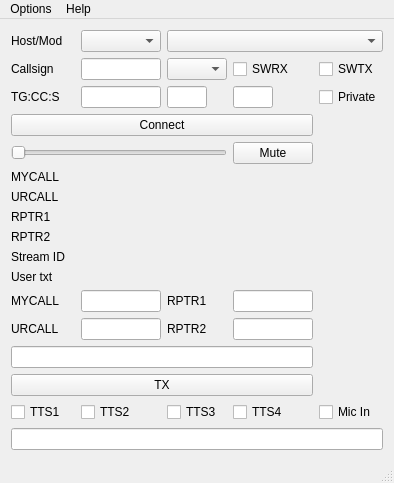
Above: dudestar.ui from ea5gvk/dudestar before the change. Below: the same form after it.
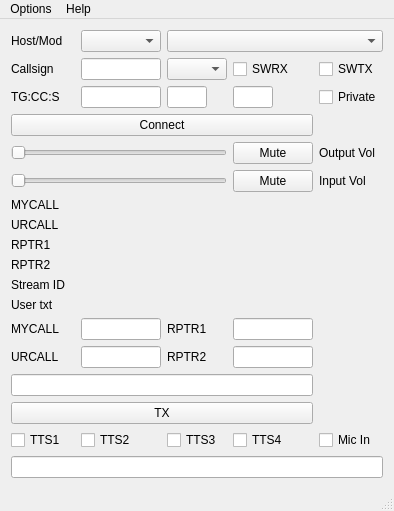
That is the form after the change. Icons and pictures are not drawn.

Commit message: Add input volume controls, P25 protocol terminator, detect more FTDI devices for AMBE

```diff
--- a/dudestar.ui
+++ b/dudestar.ui
@@ -7,7 +7,7 @@
     <x>0</x>
     <y>0</y>
     <width>394</width>
-    <height>451</height>
+    <height>465</height>
    </rect>
   </property>
   <property name="windowTitle">
@@ -19,8 +19,21 @@
   </property>
   <widget class="QWidget" name="centralWidget">
    <layout class="QGridLayout" name="gridLayout_2">
-    <item row="2" column="0">
-     <widget class="QLabel" name="label_callsign">
+    <item row="11" column="1" colspan="2">
+     <widget class="QLabel" name="streamid">
+      <property name="sizePolicy">
+       <sizepolicy hsizetype="Preferred" vsizetype="Fixed">
+        <horstretch>0</horstretch>
+        <verstretch>0</verstretch>
+       </sizepolicy>
+      </property>
+      <property name="text">
+       <string/>
+      </property>
+     </widget>
+    </item>
+    <item row="15" column="3">
+     <widget class="QLineEdit" name="rptr2Edit">
       <property name="sizePolicy">
        <sizepolicy hsizetype="Preferred" vsizetype="Fixed">
         <horstretch>0</horstretch>
@@ -33,9 +46,6 @@
         <height>16777215</height>
        </size>
       </property>
-      <property name="text">
-       <string>Callsign</string>
-      </property>
      </widget>
     </item>
     <item row="3" column="3">
@@ -48,231 +58,8 @@
       </property>
      </widget>
     </item>
-    <item row="4" column="0" colspan="4">
-     <widget class="QPushButton" name="connectButton">
-      <property name="sizePolicy">
-       <sizepolicy hsizetype="Preferred" vsizetype="Fixed">
-        <horstretch>0</horstretch>
-        <verstretch>0</verstretch>
-       </sizepolicy>
-      </property>
-      <property name="text">
-       <string>Connect</string>
-      </property>
-     </widget>
-    </item>
-    <item row="0" column="2" colspan="3">
-     <widget class="QComboBox" name="hostCombo">
-      <property name="sizePolicy">
-       <sizepolicy hsizetype="Preferred" vsizetype="Fixed">
-        <horstretch>0</horstretch>
-        <verstretch>0</verstretch>
-       </sizepolicy>
-      </property>
-     </widget>
-    </item>
-    <item row="3" column="2">
-     <widget class="QLineEdit" name="dmrccEdit">
-      <property name="sizePolicy">
-       <sizepolicy hsizetype="Preferred" vsizetype="Fixed">
-        <horstretch>0</horstretch>
-        <verstretch>0</verstretch>
-       </sizepolicy>
-      </property>
-      <property name="maximumSize">
-       <size>
-        <width>40</width>
-        <height>16777215</height>
-       </size>
-      </property>
-     </widget>
-    </item>
-    <item row="12" column="0">
-     <widget class="QLabel" name="label_mycall">
-      <property name="sizePolicy">
-       <sizepolicy hsizetype="Preferred" vsizetype="Fixed">
-        <horstretch>0</horstretch>
-        <verstretch>0</verstretch>
-       </sizepolicy>
-      </property>
-      <property name="maximumSize">
-       <size>
-        <width>80</width>
-        <height>16777215</height>
-       </size>
-      </property>
-      <property name="text">
-       <string>MYCALL</string>
-      </property>
-     </widget>
-    </item>
-    <item row="2" column="2">
-     <widget class="QComboBox" name="comboMod">
-      <property name="sizePolicy">
-       <sizepolicy hsizetype="Preferred" vsizetype="Fixed">
-        <horstretch>0</horstretch>
-        <verstretch>0</verstretch>
-       </sizepolicy>
-      </property>
-      <property name="maximumSize">
-       <size>
-        <width>60</width>
-        <height>16777215</height>
-       </size>
-      </property>
-     </widget>
-    </item>
-    <item row="17" column="3">
-     <widget class="QCheckBox" name="checkBoxSlt">
-      <property name="text">
-       <string>TTS4</string>
-      </property>
-     </widget>
-    </item>
-    <item row="17" column="2">
-     <widget class="QCheckBox" name="checkBoxAwb">
-      <property name="text">
-       <string>TTS3</string>
-      </property>
-     </widget>
-    </item>
-    <item row="3" column="1">
-     <widget class="QLineEdit" name="dmrtgEdit">
-      <property name="sizePolicy">
-       <sizepolicy hsizetype="Preferred" vsizetype="Fixed">
-        <horstretch>0</horstretch>
-        <verstretch>0</verstretch>
-       </sizepolicy>
-      </property>
-      <property name="maximumSize">
-       <size>
-        <width>80</width>
-        <height>16777215</height>
-       </size>
-      </property>
-     </widget>
-    </item>
-    <item row="3" column="0">
-     <widget class="QLabel" name="label_8">
-      <property name="sizePolicy">
-       <sizepolicy hsizetype="Preferred" vsizetype="Fixed">
-        <horstretch>0</horstretch>
-        <verstretch>0</verstretch>
-       </sizepolicy>
-      </property>
-      <property name="maximumSize">
-       <size>
-        <width>80</width>
-        <height>16777215</height>
-       </size>
-      </property>
-      <property name="text">
-       <string>TG:CC:S</string>
-      </property>
-     </widget>
-    </item>
-    <item row="9" column="0">
-     <widget class="QLabel" name="label_4">
-      <property name="sizePolicy">
-       <sizepolicy hsizetype="Preferred" vsizetype="Fixed">
-        <horstretch>0</horstretch>
-        <verstretch>0</verstretch>
-       </sizepolicy>
-      </property>
-      <property name="maximumSize">
-       <size>
-        <width>80</width>
-        <height>16777215</height>
-       </size>
-      </property>
-      <property name="text">
-       <string>RPTR2</string>
-      </property>
-     </widget>
-    </item>
-    <item row="3" column="4">
-     <widget class="QCheckBox" name="checkBoxDMRPC">
-      <property name="text">
-       <string>Private</string>
-      </property>
-     </widget>
-    </item>
-    <item row="17" column="1">
-     <widget class="QCheckBox" name="checkBoxRms">
-      <property name="text">
-       <string>TTS2</string>
-      </property>
-     </widget>
-    </item>
-    <item row="12" column="1">
-     <widget class="QLineEdit" name="mycallEdit">
-      <property name="sizePolicy">
-       <sizepolicy hsizetype="Preferred" vsizetype="Fixed">
-        <horstretch>0</horstretch>
-        <verstretch>0</verstretch>
-       </sizepolicy>
-      </property>
-      <property name="maximumSize">
-       <size>
-        <width>80</width>
-        <height>16777215</height>
-       </size>
-      </property>
-     </widget>
-    </item>
-    <item row="12" column="3">
-     <widget class="QLineEdit" name="rptr1Edit">
-      <property name="sizePolicy">
-       <sizepolicy hsizetype="Preferred" vsizetype="Fixed">
-        <horstretch>0</horstretch>
-        <verstretch>0</verstretch>
-       </sizepolicy>
-      </property>
-      <property name="maximumSize">
-       <size>
-        <width>80</width>
-        <height>16777215</height>
-       </size>
-      </property>
-     </widget>
-    </item>
-    <item row="2" column="1">
-     <widget class="QLineEdit" name="callsignEdit">
-      <property name="sizePolicy">
-       <sizepolicy hsizetype="Preferred" vsizetype="Fixed">
-        <horstretch>0</horstretch>
-        <verstretch>0</verstretch>
-       </sizepolicy>
-      </property>
-      <property name="maximumSize">
-       <size>
-        <width>80</width>
-        <height>16777215</height>
-       </size>
-      </property>
-     </widget>
-    </item>
-    <item row="7" column="0">
-     <widget class="QLabel" name="label_2">
-      <property name="sizePolicy">
-       <sizepolicy hsizetype="Preferred" vsizetype="Fixed">
-        <horstretch>0</horstretch>
-        <verstretch>0</verstretch>
-       </sizepolicy>
-      </property>
-      <property name="maximumSize">
-       <size>
-        <width>80</width>
-        <height>16777215</height>
-       </size>
-      </property>
-      <property name="text">
-       <string>URCALL</string>
-      </property>
-     </widget>
-    </item>
-    <item row="8" column="1" colspan="2">
-     <widget class="QLabel" name="rptr1">
+    <item row="12" column="1" colspan="2">
+     <widget class="QLabel" name="usertxt">
       <property name="sizePolicy">
        <sizepolicy hsizetype="Preferred" vsizetype="Fixed">
         <horstretch>0</horstretch>
@@ -284,76 +71,6 @@
       </property>
      </widget>
     </item>
-    <item row="6" column="0">
-     <widget class="QLabel" name="label_1">
-      <property name="sizePolicy">
-       <sizepolicy hsizetype="Preferred" vsizetype="Fixed">
-        <horstretch>0</horstretch>
-        <verstretch>0</verstretch>
-       </sizepolicy>
-      </property>
-      <property name="maximumSize">
-       <size>
-        <width>80</width>
-        <height>16777215</height>
-       </size>
-      </property>
-      <property name="text">
-       <string>MYCALL</string>
-      </property>
-     </widget>
-    </item>
-    <item row="14" column="3">
-     <widget class="QLineEdit" name="rptr2Edit">
-      <property name="sizePolicy">
-       <sizepolicy hsizetype="Preferred" vsizetype="Fixed">
-        <horstretch>0</horstretch>
-        <verstretch>0</verstretch>
-       </sizepolicy>
-      </property>
-      <property name="maximumSize">
-       <size>
-        <width>80</width>
-        <height>16777215</height>
-       </size>
-      </property>
-     </widget>
-    </item>
-    <item row="8" column="0">
-     <widget class="QLabel" name="label_3">
-      <property name="sizePolicy">
-       <sizepolicy hsizetype="Preferred" vsizetype="Fixed">
-        <horstretch>0</horstretch>
-        <verstretch>0</verstretch>
-       </sizepolicy>
-      </property>
-      <property name="maximumSize">
-       <size>
-        <width>80</width>
-        <height>16777215</height>
-       </size>
-      </property>
-      <property name="text">
-       <string>RPTR1</string>
-      </property>
-     </widget>
-    </item>
-    <item row="14" column="1">
-     <widget class="QLineEdit" name="urcallEdit">
-      <property name="sizePolicy">
-       <sizepolicy hsizetype="Preferred" vsizetype="Fixed">
-        <horstretch>0</horstretch>
-        <verstretch>0</verstretch>
-       </sizepolicy>
-      </property>
-      <property name="maximumSize">
-       <size>
-        <width>80</width>
-        <height>16777215</height>
-       </size>
-      </property>
-     </widget>
-    </item>
     <item row="2" column="4">
      <widget class="QCheckBox" name="checkBoxSWTX">
       <property name="sizePolicy">
@@ -367,33 +84,59 @@
       </property>
      </widget>
     </item>
-    <item row="6" column="1" colspan="2">
-     <widget class="QLabel" name="mycall">
+    <item row="3" column="1">
+     <widget class="QLineEdit" name="dmrtgEdit">
       <property name="sizePolicy">
        <sizepolicy hsizetype="Preferred" vsizetype="Fixed">
         <horstretch>0</horstretch>
         <verstretch>0</verstretch>
        </sizepolicy>
       </property>
-      <property name="text">
-       <string/>
+      <property name="maximumSize">
+       <size>
+        <width>80</width>
+        <height>16777215</height>
+       </size>
       </property>
      </widget>
     </item>
-    <item row="10" column="1" colspan="2">
-     <widget class="QLabel" name="streamid">
-      <property name="sizePolicy">
-       <sizepolicy hsizetype="Preferred" vsizetype="Fixed">
-        <horstretch>0</horstretch>
-        <verstretch>0</verstretch>
-       </sizepolicy>
-      </property>
+    <item row="18" column="0">
+     <widget class="QCheckBox" name="checkBoxKal">
       <property name="text">
-       <string/>
+       <string>TTS1</string>
       </property>
      </widget>
     </item>
     <item row="7" column="1" colspan="2">
+     <widget class="QLabel" name="mycall">
+      <property name="sizePolicy">
+       <sizepolicy hsizetype="Preferred" vsizetype="Fixed">
+        <horstretch>0</horstretch>
+        <verstretch>0</verstretch>
+       </sizepolicy>
+      </property>
+      <property name="text">
+       <string/>
+      </property>
+     </widget>
+    </item>
+    <item row="2" column="2">
+     <widget class="QComboBox" name="comboMod">
+      <property name="sizePolicy">
+       <sizepolicy hsizetype="Preferred" vsizetype="Fixed">
+        <horstretch>0</horstretch>
+        <verstretch>0</verstretch>
+       </sizepolicy>
+      </property>
+      <property name="maximumSize">
+       <size>
+        <width>60</width>
+        <height>16777215</height>
+       </size>
+      </property>
+     </widget>
+    </item>
+    <item row="8" column="1" colspan="2">
      <widget class="QLabel" name="urcall">
       <property name="sizePolicy">
        <sizepolicy hsizetype="Preferred" vsizetype="Fixed">
@@ -406,13 +149,6 @@
       </property>
      </widget>
     </item>
-    <item row="5" column="3">
-     <widget class="QPushButton" name="muteButton">
-      <property name="text">
-       <string>Mute</string>
-      </property>
-     </widget>
-    </item>
     <item row="0" column="1">
      <widget class="QComboBox" name="modeCombo">
       <property name="sizePolicy">
@@ -429,8 +165,136 @@
       </property>
      </widget>
     </item>
+    <item row="16" column="0" colspan="4">
+     <widget class="QLineEdit" name="usertxtEdit">
+      <property name="sizePolicy">
+       <sizepolicy hsizetype="Preferred" vsizetype="Fixed">
+        <horstretch>0</horstretch>
+        <verstretch>0</verstretch>
+       </sizepolicy>
+      </property>
+     </widget>
+    </item>
+    <item row="8" column="0">
+     <widget class="QLabel" name="label_2">
+      <property name="sizePolicy">
+       <sizepolicy hsizetype="Preferred" vsizetype="Fixed">
+        <horstretch>0</horstretch>
+        <verstretch>0</verstretch>
+       </sizepolicy>
+      </property>
+      <property name="maximumSize">
+       <size>
+        <width>80</width>
+        <height>16777215</height>
+       </size>
+      </property>
+      <property name="text">
+       <string>URCALL</string>
+      </property>
+     </widget>
+    </item>
+    <item row="17" column="0" colspan="4">
+     <widget class="QPushButton" name="txButton">
+      <property name="sizePolicy">
+       <sizepolicy hsizetype="Expanding" vsizetype="Fixed">
+        <horstretch>0</horstretch>
+        <verstretch>0</verstretch>
+       </sizepolicy>
+      </property>
+      <property name="maximumSize">
+       <size>
+        <width>600</width>
+        <height>16777215</height>
+       </size>
+      </property>
+      <property name="text">
+       <string>TX</string>
+      </property>
+     </widget>
+    </item>
+    <item row="18" column="3">
+     <widget class="QCheckBox" name="checkBoxSlt">
+      <property name="text">
+       <string>TTS4</string>
+      </property>
+     </widget>
+    </item>
+    <item row="2" column="1">
+     <widget class="QLineEdit" name="callsignEdit">
+      <property name="sizePolicy">
+       <sizepolicy hsizetype="Preferred" vsizetype="Fixed">
+        <horstretch>0</horstretch>
+        <verstretch>0</verstretch>
+       </sizepolicy>
+      </property>
+      <property name="maximumSize">
+       <size>
+        <width>80</width>
+        <height>16777215</height>
+       </size>
+      </property>
+     </widget>
+    </item>
+    <item row="2" column="0">
+     <widget class="QLabel" name="label_callsign">
+      <property name="sizePolicy">
+       <sizepolicy hsizetype="Preferred" vsizetype="Fixed">
+        <horstretch>0</horstretch>
+        <verstretch>0</verstretch>
+       </sizepolicy>
+      </property>
+      <property name="maximumSize">
+       <size>
+        <width>80</width>
+        <height>16777215</height>
+       </size>
+      </property>
+      <property name="text">
+       <string>Callsign</string>
+      </property>
+     </widget>
+    </item>
+    <item row="15" column="2">
+     <widget class="QLabel" name="label_rptr2">
+      <property name="sizePolicy">
+       <sizepolicy hsizetype="Preferred" vsizetype="Fixed">
+        <horstretch>0</horstretch>
+        <verstretch>0</verstretch>
+       </sizepolicy>
+      </property>
+      <property name="maximumSize">
+       <size>
+        <width>80</width>
+        <height>16777215</height>
+       </size>
+      </property>
+      <property name="text">
+       <string>RPTR2</string>
+      </property>
+     </widget>
+    </item>
+    <item row="13" column="0">
+     <widget class="QLabel" name="label_mycall">
+      <property name="sizePolicy">
+       <sizepolicy hsizetype="Preferred" vsizetype="Fixed">
+        <horstretch>0</horstretch>
+        <verstretch>0</verstretch>
+       </sizepolicy>
+      </property>
+      <property name="maximumSize">
+       <size>
+        <width>80</width>
+        <height>16777215</height>
+       </size>
+      </property>
+      <property name="text">
+       <string>MYCALL</string>
+      </property>
+     </widget>
+    </item>
     <item row="9" column="1" colspan="2">
-     <widget class="QLabel" name="rptr2">
+     <widget class="QLabel" name="rptr1">
       <property name="sizePolicy">
        <sizepolicy hsizetype="Preferred" vsizetype="Fixed">
         <horstretch>0</horstretch>
@@ -442,26 +306,7 @@
       </property>
      </widget>
     </item>
-    <item row="14" column="0">
-     <widget class="QLabel" name="label_urcall">
-      <property name="sizePolicy">
-       <sizepolicy hsizetype="Preferred" vsizetype="Fixed">
-        <horstretch>0</horstretch>
-        <verstretch>0</verstretch>
-       </sizepolicy>
-      </property>
-      <property name="maximumSize">
-       <size>
-        <width>80</width>
-        <height>16777215</height>
-       </size>
-      </property>
-      <property name="text">
-       <string>URCALL</string>
-      </property>
-     </widget>
-    </item>
-    <item row="18" column="0" colspan="5">
+    <item row="19" column="0" colspan="5">
      <widget class="QLineEdit" name="TTSEdit">
       <property name="sizePolicy">
        <sizepolicy hsizetype="Preferred" vsizetype="Fixed">
@@ -471,6 +316,22 @@
       </property>
      </widget>
     </item>
+    <item row="13" column="1">
+     <widget class="QLineEdit" name="mycallEdit">
+      <property name="sizePolicy">
+       <sizepolicy hsizetype="Preferred" vsizetype="Fixed">
+        <horstretch>0</horstretch>
+        <verstretch>0</verstretch>
+       </sizepolicy>
+      </property>
+      <property name="maximumSize">
+       <size>
+        <width>80</width>
+        <height>16777215</height>
+       </size>
+      </property>
+     </widget>
+    </item>
     <item row="5" column="0" colspan="3">
      <widget class="QSlider" name="volumeSlider">
       <property name="orientation">
@@ -478,7 +339,68 @@
       </property>
      </widget>
     </item>
-    <item row="10" column="0">
+    <item row="3" column="2">
+     <widget class="QLineEdit" name="dmrccEdit">
+      <property name="sizePolicy">
+       <sizepolicy hsizetype="Preferred" vsizetype="Fixed">
+        <horstretch>0</horstretch>
+        <verstretch>0</verstretch>
+       </sizepolicy>
+      </property>
+      <property name="maximumSize">
+       <size>
+        <width>40</width>
+        <height>16777215</height>
+       </size>
+      </property>
+     </widget>
+    </item>
+    <item row="7" column="0">
+     <widget class="QLabel" name="label_1">
+      <property name="sizePolicy">
+       <sizepolicy hsizetype="Preferred" vsizetype="Fixed">
+        <horstretch>0</horstretch>
+        <verstretch>0</verstretch>
+       </sizepolicy>
+      </property>
+      <property name="maximumSize">
+       <size>
+        <width>80</width>
+        <height>16777215</height>
+       </size>
+      </property>
+      <property name="text">
+       <string>MYCALL</string>
+      </property>
+     </widget>
+    </item>
+    <item row="3" column="4">
+     <widget class="QCheckBox" name="checkBoxDMRPC">
+      <property name="text">
+       <string>Private</string>
+      </property>
+     </widget>
+    </item>
+    <item row="12" column="0">
+     <widget class="QLabel" name="label_6">
+      <property name="sizePolicy">
+       <sizepolicy hsizetype="Preferred" vsizetype="Fixed">
+        <horstretch>0</horstretch>
+        <verstretch>0</verstretch>
+       </sizepolicy>
+      </property>
+      <property name="maximumSize">
+       <size>
+        <width>80</width>
+        <height>16777215</height>
+       </size>
+      </property>
+      <property name="text">
+       <string>User txt</string>
+      </property>
+     </widget>
+    </item>
+    <item row="11" column="0">
      <widget class="QLabel" name="label_5">
       <property name="sizePolicy">
        <sizepolicy hsizetype="Preferred" vsizetype="Fixed">
@@ -497,7 +419,64 @@
       </property>
      </widget>
     </item>
-    <item row="12" column="2">
+    <item row="9" column="0">
+     <widget class="QLabel" name="label_3">
+      <property name="sizePolicy">
+       <sizepolicy hsizetype="Preferred" vsizetype="Fixed">
+        <horstretch>0</horstretch>
+        <verstretch>0</verstretch>
+       </sizepolicy>
+      </property>
+      <property name="maximumSize">
+       <size>
+        <width>80</width>
+        <height>16777215</height>
+       </size>
+      </property>
+      <property name="text">
+       <string>RPTR1</string>
+      </property>
+     </widget>
+    </item>
+    <item row="3" column="0">
+     <widget class="QLabel" name="label_8">
+      <property name="sizePolicy">
+       <sizepolicy hsizetype="Preferred" vsizetype="Fixed">
+        <horstretch>0</horstretch>
+        <verstretch>0</verstretch>
+       </sizepolicy>
+      </property>
+      <property name="maximumSize">
+       <size>
+        <width>80</width>
+        <height>16777215</height>
+       </size>
+      </property>
+      <property name="text">
+       <string>TG:CC:S</string>
+      </property>
+     </widget>
+    </item>
+    <item row="10" column="0">
+     <widget class="QLabel" name="label_4">
+      <property name="sizePolicy">
+       <sizepolicy hsizetype="Preferred" vsizetype="Fixed">
+        <horstretch>0</horstretch>
+        <verstretch>0</verstretch>
+       </sizepolicy>
+      </property>
+      <property name="maximumSize">
+       <size>
+        <width>80</width>
+        <height>16777215</height>
+       </size>
+      </property>
+      <property name="text">
+       <string>RPTR2</string>
+      </property>
+     </widget>
+    </item>
+    <item row="13" column="2">
      <widget class="QLabel" name="label_rptr1">
       <property name="sizePolicy">
        <sizepolicy hsizetype="Preferred" vsizetype="Fixed">
@@ -516,6 +495,65 @@
       </property>
      </widget>
     </item>
+    <item row="18" column="4">
+     <widget class="QCheckBox" name="checkBoxTTSOff">
+      <property name="text">
+       <string>Mic In</string>
+      </property>
+     </widget>
+    </item>
+    <item row="13" column="3">
+     <widget class="QLineEdit" name="rptr1Edit">
+      <property name="sizePolicy">
+       <sizepolicy hsizetype="Preferred" vsizetype="Fixed">
+        <horstretch>0</horstretch>
+        <verstretch>0</verstretch>
+       </sizepolicy>
+      </property>
+      <property name="maximumSize">
+       <size>
+        <width>80</width>
+        <height>16777215</height>
+       </size>
+      </property>
+     </widget>
+    </item>
+    <item row="15" column="1">
+     <widget class="QLineEdit" name="urcallEdit">
+      <property name="sizePolicy">
+       <sizepolicy hsizetype="Preferred" vsizetype="Fixed">
+        <horstretch>0</horstretch>
+        <verstretch>0</verstretch>
+       </sizepolicy>
+      </property>
+      <property name="maximumSize">
+       <size>
+        <width>80</width>
+        <height>16777215</height>
+       </size>
+      </property>
+     </widget>
+    </item>
+    <item row="10" column="1" colspan="2">
+     <widget class="QLabel" name="rptr2">
+      <property name="sizePolicy">
+       <sizepolicy hsizetype="Preferred" vsizetype="Fixed">
+        <horstretch>0</horstretch>
+        <verstretch>0</verstretch>
+       </sizepolicy>
+      </property>
+      <property name="text">
+       <string/>
+      </property>
+     </widget>
+    </item>
+    <item row="5" column="3">
+     <widget class="QPushButton" name="muteButton">
+      <property name="text">
+       <string>Mute</string>
+      </property>
+     </widget>
+    </item>
     <item row="0" column="0">
      <layout class="QGridLayout" name="gridLayout">
       <item row="1" column="0">
@@ -539,6 +577,45 @@
       </item>
      </layout>
     </item>
+    <item row="4" column="0" colspan="4">
+     <widget class="QPushButton" name="connectButton">
+      <property name="sizePolicy">
+       <sizepolicy hsizetype="Preferred" vsizetype="Fixed">
+        <horstretch>0</horstretch>
+        <verstretch>0</verstretch>
+       </sizepolicy>
+      </property>
+      <property name="text">
+       <string>Connect</string>
+      </property>
+     </widget>
+    </item>
+    <item row="15" column="0">
+     <widget class="QLabel" name="label_urcall">
+      <property name="sizePolicy">
+       <sizepolicy hsizetype="Preferred" vsizetype="Fixed">
+        <horstretch>0</horstretch>
+        <verstretch>0</verstretch>
+       </sizepolicy>
+      </property>
+      <property name="maximumSize">
+       <size>
+        <width>80</width>
+        <height>16777215</height>
+       </size>
+      </property>
+      <property name="text">
+       <string>URCALL</string>
+      </property>
+     </widget>
+    </item>
+    <item row="18" column="1">
+     <widget class="QCheckBox" name="checkBoxRms">
+      <property name="text">
+       <string>TTS2</string>
+      </property>
+     </widget>
+    </item>
     <item row="2" column="3">
      <widget class="QCheckBox" name="checkBoxSWRX">
       <property name="sizePolicy">
@@ -552,97 +629,48 @@
       </property>
      </widget>
     </item>
-    <item row="14" column="2">
-     <widget class="QLabel" name="label_rptr2">
+    <item row="0" column="2" colspan="3">
+     <widget class="QComboBox" name="hostCombo">
       <property name="sizePolicy">
        <sizepolicy hsizetype="Preferred" vsizetype="Fixed">
         <horstretch>0</horstretch>
         <verstretch>0</verstretch>
        </sizepolicy>
       </property>
-      <property name="maximumSize">
-       <size>
-        <width>80</width>
-        <height>16777215</height>
-       </size>
-      </property>
-      <property name="text">
-       <string>RPTR2</string>
-      </property>
      </widget>
     </item>
-    <item row="17" column="0">
-     <widget class="QCheckBox" name="checkBoxKal">
+    <item row="18" column="2">
+     <widget class="QCheckBox" name="checkBoxAwb">
       <property name="text">
-       <string>TTS1</string>
+       <string>TTS3</string>
       </property>
      </widget>
     </item>
-    <item row="11" column="1" colspan="2">
-     <widget class="QLabel" name="usertxt">
-      <property name="sizePolicy">
-       <sizepolicy hsizetype="Preferred" vsizetype="Fixed">
-        <horstretch>0</horstretch>
-        <verstretch>0</verstretch>
-       </sizepolicy>
+    <item row="6" column="0" colspan="3">
+     <widget class="QSlider" name="involSlider">
+      <property name="orientation">
+       <enum>Qt::Horizontal</enum>
       </property>
-      <property name="text">
-       <string/>
-      </property>
      </widget>
     </item>
-    <item row="11" column="0">
-     <widget class="QLabel" name="label_6">
-      <property name="sizePolicy">
-       <sizepolicy hsizetype="Preferred" vsizetype="Fixed">
-        <horstretch>0</horstretch>
-        <verstretch>0</verstretch>
-       </sizepolicy>
-      </property>
-      <property name="maximumSize">
-       <size>
-        <width>80</width>
-        <height>16777215</height>
-       </size>
-      </property>
+    <item row="6" column="3">
+     <widget class="QPushButton" name="inmuteButton">
       <property name="text">
-       <string>User txt</string>
+       <string>Mute</string>
       </property>
      </widget>
     </item>
-    <item row="17" column="4">
-     <widget class="QCheckBox" name="checkBoxTTSOff">
+    <item row="5" column="4">
+     <widget class="QLabel" name="label_7">
       <property name="text">
-       <string>Mic In</string>
+       <string>Output Vol</string>
       </property>
      </widget>
     </item>
-    <item row="16" column="0" colspan="4">
-     <widget class="QPushButton" name="txButton">
-      <property name="sizePolicy">
-       <sizepolicy hsizetype="Expanding" vsizetype="Fixed">
-        <horstretch>0</horstretch>
-        <verstretch>0</verstretch>
-       </sizepolicy>
-      </property>
-      <property name="maximumSize">
-       <size>
-        <width>600</width>
-        <height>16777215</height>
-       </size>
-      </property>
+    <item row="6" column="4">
+     <widget class="QLabel" name="label_9">
       <property name="text">
-       <string>TX</string>
-      </property>
-     </widget>
-    </item>
-    <item row="15" column="0" colspan="4">
-     <widget class="QLineEdit" name="usertxtEdit">
-      <property name="sizePolicy">
-       <sizepolicy hsizetype="Preferred" vsizetype="Fixed">
-        <horstretch>0</horstretch>
-        <verstretch>0</verstretch>
-       </sizepolicy>
+       <string>Input Vol</string>
       </property>
      </widget>
     </item>
@@ -654,7 +682,7 @@
      <x>0</x>
      <y>0</y>
      <width>394</width>
-     <height>19</height>
+     <height>18</height>
     </rect>
    </property>
    <widget class="QMenu" name="menuHelp">
```
The commit also changes 4 other files.
